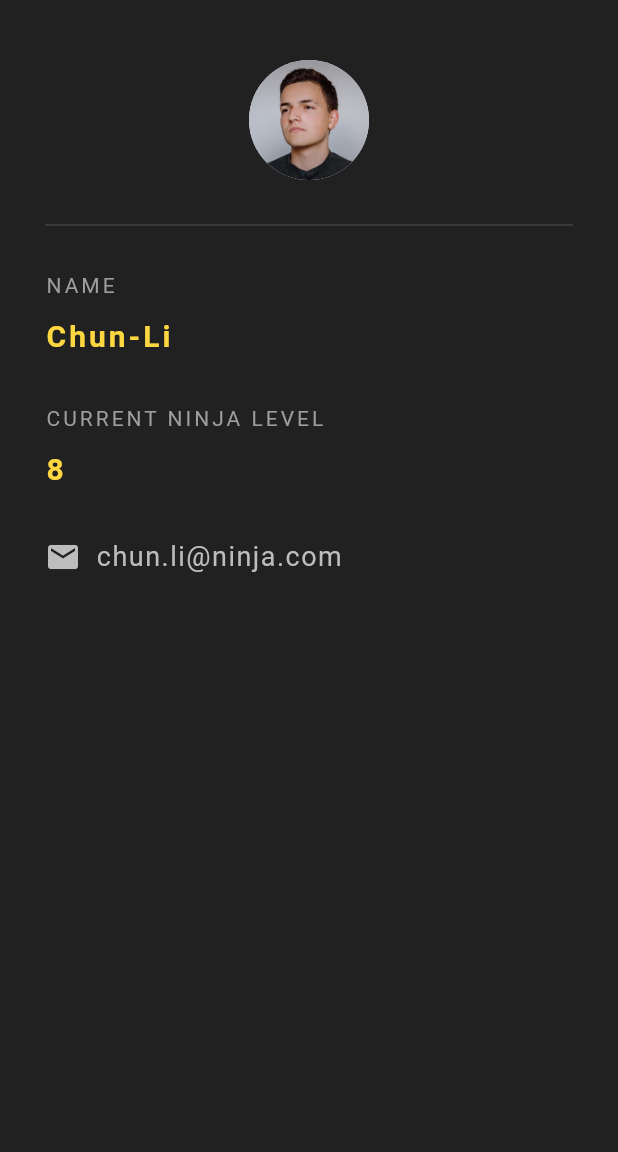
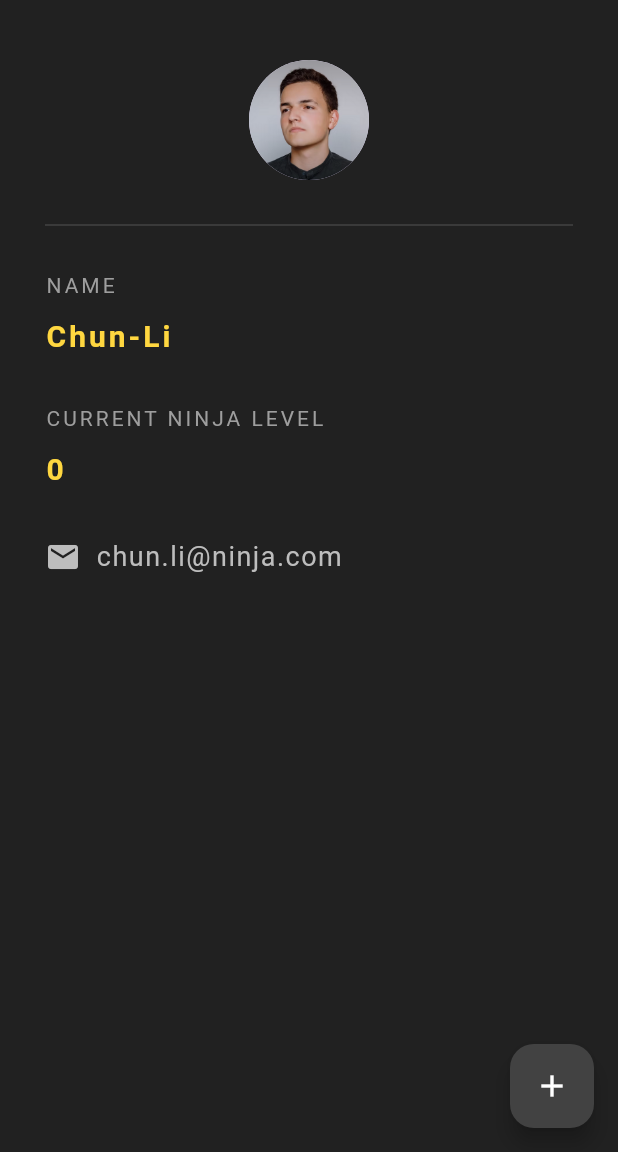
Before and after one commit to AleksHodur/FlutterIDCard, a Flutter app: the screen it shows after launch, on a phone screen of 412 x 824 dp, the part 84-1236 px from its top. Run offline on Flutter 3.47's test engine with Material 3 defaults, Android fonts, the phone set to English and light mode, and no system bars.

```diff
--- a/lib/main.dart
+++ b/lib/main.dart
@@ -6,8 +6,16 @@ void main() {
   ));
 }
 
-class NinjaCard extends StatelessWidget {
+class NinjaCard extends StatefulWidget {
   const NinjaCard({super.key});
+
+  @override
+  State<NinjaCard> createState() => _NinjaCardState();
+}
+
+class _NinjaCardState extends State<NinjaCard> {
+
+  int ninjaLevel = 0;
 
   @override
   Widget build(BuildContext context) {
@@ -21,6 +29,18 @@ class NinjaCard extends StatelessWidget {
         centerTitle: true,
         backgroundColor: Colors.grey[850],
         elevation: 0.0, //deleting shadow
+      ),
+      floatingActionButton: FloatingActionButton(
+        onPressed: () {
+          setState(() {
+            ninjaLevel++;
+          });
+        },
+        child: Icon(
+          Icons.add,
+          color: Colors.white,
+        ),
+        backgroundColor: Colors.grey[800],
       ),
       body: Padding(
         padding: EdgeInsets.fromLTRB(30.0, 40.0, 30.0, 0.0),
@@ -64,7 +84,7 @@ class NinjaCard extends StatelessWidget {
             ),
             SizedBox(height: 10.0),
             Text(
-              '8',
+              '$ninjaLevel',
               style: TextStyle(
                 color: Colors.amberAccent[200],
                 letterSpacing: 2.0,
```
